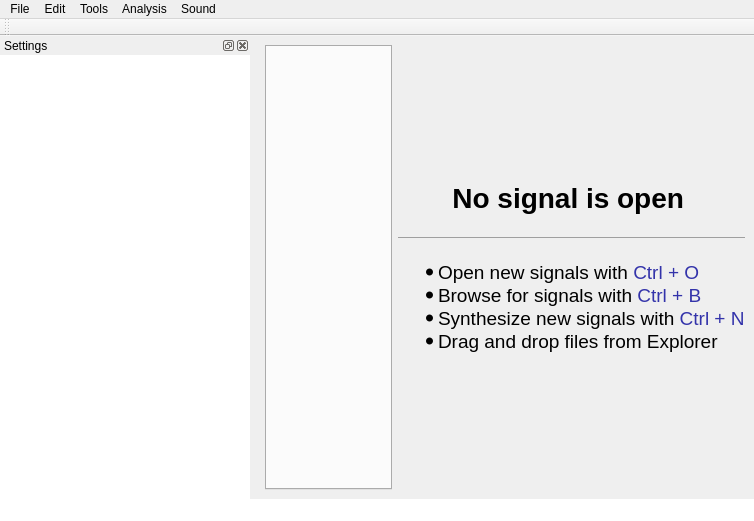
Before: the Qt Designer form Graphic_Interface/UI_Files/MainWindow.ui in ECMora/SoundLab, drawn with Qt 5.
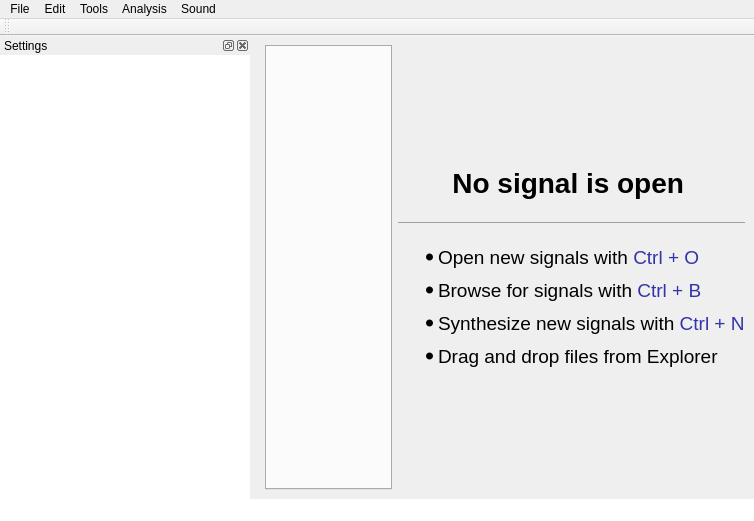
After: the same form once the commit is applied. Icons and pictures are not drawn. Custom widgets are drawn as their Qt base class.

What changed in the file:
```diff
--- a/Graphic_Interface/UI_Files/MainWindow.ui
+++ b/Graphic_Interface/UI_Files/MainWindow.ui
@@ -93,10 +93,10 @@
        <string>&lt;div&gt;&lt;h2 align='left'&gt; &amp;nbsp;&amp;nbsp;&amp;nbsp;&amp;nbsp;&amp;nbsp;&amp;nbsp;
 No signal is open&lt;/h2&gt;&lt;hr&gt;
 &lt;ul align='left'&gt;
-&lt;li&gt;Open new signals with&lt;font color='#3333AA'&gt; Ctrl + O&lt;/font&gt;&lt;/li&gt;
-&lt;li&gt;Browse for signals with&lt;font color='#3333AA'&gt; Ctrl + B&lt;/font&gt;&lt;/li&gt;
-&lt;li&gt;Synthesize new signals with&lt;font color='#3333AA'&gt; Ctrl + N&lt;/font&gt;&lt;/li&gt;
-&lt;li&gt;Drag and drop files from Explorer&lt;/li&gt;&lt;/ul&gt;&lt;/div&gt;</string>
+&lt;li style='margin-bottom:10px;'&gt;Open new signals with&lt;font color='#3333AA'&gt; Ctrl + O&lt;/font&gt;&lt;/li&gt;
+&lt;li style='margin-bottom:10px;'&gt;Browse for signals with&lt;font color='#3333AA'&gt; Ctrl + B&lt;/font&gt;&lt;/li&gt;
+&lt;li style='margin-bottom:10px;'&gt;Synthesize new signals with&lt;font color='#3333AA'&gt; Ctrl + N&lt;/font&gt;&lt;/li&gt;
+&lt;li style='margin-bottom:10px;'&gt;Drag and drop files from Explorer&lt;/li&gt;&lt;/ul&gt;&lt;/div&gt;</string>
       </property>
       <property name="scaledContents">
        <bool>false</bool>
```
Left out of the diff: 23 changed lines with no effect on the pictures.
